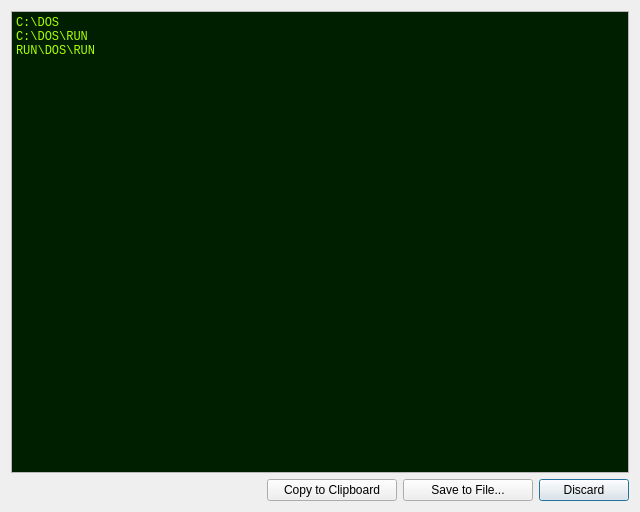
Qt form gui/LogViewDialog.ui (lordmulder/LameXP) before a commit.
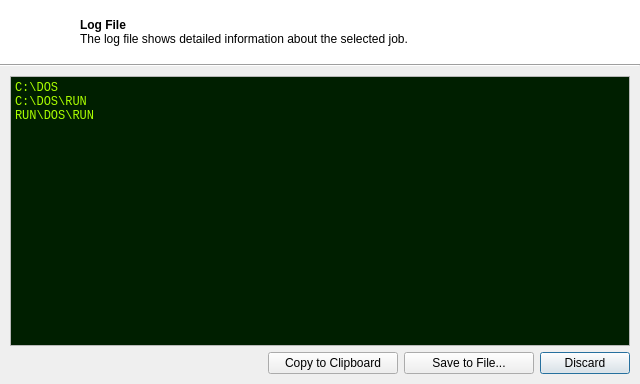
The same form after that commit. Icons and pictures are not drawn.

Commit message: Implement support for Job Objects + improve log view.

The edit to the form file:
```diff
--- a/gui/LogViewDialog.ui
+++ b/gui/LogViewDialog.ui
@@ -10,13 +10,13 @@
     <x>0</x>
     <y>0</y>
     <width>640</width>
-    <height>512</height>
+    <height>384</height>
    </rect>
   </property>
   <property name="minimumSize">
    <size>
     <width>640</width>
-    <height>512</height>
+    <height>384</height>
    </size>
   </property>
   <property name="windowTitle">
@@ -26,9 +26,191 @@
    <iconset resource="../res/Icons.qrc">
     <normaloff>:/icons/application_xp_terminal.png</normaloff>:/icons/application_xp_terminal.png</iconset>
   </property>
-  <layout class="QGridLayout" name="gridLayout_2">
-   <item row="0" column="0">
+  <layout class="QVBoxLayout" name="verticalLayout_2">
+   <property name="spacing">
+    <number>0</number>
+   </property>
+   <property name="margin">
+    <number>0</number>
+   </property>
+   <item>
+    <layout class="QVBoxLayout" name="baseLayout">
+     <property name="spacing">
+      <number>0</number>
+     </property>
+     <item>
+      <widget class="QFrame" name="headerFrame">
+       <property name="minimumSize">
+        <size>
+         <width>0</width>
+         <height>64</height>
+        </size>
+       </property>
+       <property name="maximumSize">
+        <size>
+         <width>16777215</width>
+         <height>64</height>
+        </size>
+       </property>
+       <property name="palette">
+        <palette>
+         <active>
+          <colorrole role="Base">
+           <brush brushstyle="SolidPattern">
+            <color alpha="255">
+             <red>255</red>
+             <green>255</green>
+             <blue>255</blue>
+            </color>
+           </brush>
+          </colorrole>
+          <colorrole role="Window">
+           <brush brushstyle="SolidPattern">
+            <color alpha="255">
+             <red>255</red>
+             <green>255</green>
+             <blue>255</blue>
+            </color>
+           </brush>
+          </colorrole>
+         </active>
+         <inactive>
+          <colorrole role="Base">
+           <brush brushstyle="SolidPattern">
+            <color alpha="255">
+             <red>255</red>
+             <green>255</green>
+             <blue>255</blue>
+            </color>
+           </brush>
+          </colorrole>
+          <colorrole role="Window">
+           <brush brushstyle="SolidPattern">
+            <color alpha="255">
+             <red>255</red>
+             <green>255</green>
+             <blue>255</blue>
+            </color>
+           </brush>
+          </colorrole>
+         </inactive>
+         <disabled>
+          <colorrole role="Base">
+           <brush brushstyle="SolidPattern">
+            <color alpha="255">
+             <red>255</red>
+             <green>255</green>
+             <blue>255</blue>
+            </color>
+           </brush>
+          </colorrole>
+          <colorrole role="Window">
+           <brush brushstyle="SolidPattern">
+            <color alpha="255">
+             <red>255</red>
+             <green>255</green>
+             <blue>255</blue>
+            </color>
+           </brush>
+          </colorrole>
+         </disabled>
+        </palette>
+       </property>
+       <property name="autoFillBackground">
+        <bool>true</bool>
+       </property>
+       <property name="frameShape">
+        <enum>QFrame::NoFrame</enum>
+       </property>
+       <layout class="QHBoxLayout" name="horizontalLayout_2">
+        <property name="margin">
+         <number>3</number>
+        </property>
+        <item>
+         <layout class="QHBoxLayout" name="horizontalLayout">
+          <item>
+           <widget class="QLabel" name="headerIcon">
+            <property name="minimumSize">
+             <size>
+              <width>56</width>
+              <height>56</height>
+             </size>
+            </property>
+            <property name="maximumSize">
+             <size>
+              <width>56</width>
+              <height>56</height>
+             </size>
+            </property>
+            <property name="text">
+             <string/>
+            </property>
+            <property name="pixmap">
+             <pixmap resource="../res/Images.qrc">:/images/HeaderIcon_LogFile.png</pixmap>
+            </property>
+            <property name="scaledContents">
+             <bool>true</bool>
+            </property>
+           </widget>
+          </item>
+          <item>
+           <spacer name="headerSpacer">
+            <property name="orientation">
+             <enum>Qt::Horizontal</enum>
+            </property>
+            <property name="sizeType">
+             <enum>QSizePolicy::Fixed</enum>
+            </property>
+            <property name="sizeHint" stdset="0">
+             <size>
+              <width>15</width>
+              <height>20</height>
+             </size>
+            </property>
+           </spacer>
+          </item>
+          <item>
+           <widget class="QLabel" name="headerText">
+            <property name="text">
+             <string>&lt;b&gt;Log File&lt;/b&gt;&lt;br&gt;The log file shows detailed information about the selected job.</string>
+            </property>
+           </widget>
+          </item>
+         </layout>
+        </item>
+       </layout>
+      </widget>
+     </item>
+     <item>
+      <widget class="QFrame" name="horizontalBar">
+       <property name="minimumSize">
+        <size>
+         <width>0</width>
+         <height>2</height>
+        </size>
+       </property>
+       <property name="maximumSize">
+        <size>
+         <width>16777215</width>
+         <height>2</height>
+        </size>
+       </property>
+       <property name="frameShape">
+        <enum>QFrame::HLine</enum>
+       </property>
+       <property name="frameShadow">
+        <enum>QFrame::Sunken</enum>
+       </property>
+      </widget>
+     </item>
+     <item>
     <layout class="QGridLayout" name="gridLayout">
+       <property name="margin">
+        <number>10</number>
+       </property>
+       <property name="spacing">
+        <number>6</number>
+       </property>
      <item row="0" column="0" colspan="4">
       <widget class="QPlainTextEdit" name="textEdit">
        <property name="palette">
@@ -178,6 +360,8 @@
     </layout>
    </item>
   </layout>
+   </item>
+  </layout>
  </widget>
  <resources>
   <include location="../res/Icons.qrc"/>
```
Left out of the diff: 2 changed lines with no effect on the pictures. Lines whose indentation alone changed are shown as unchanged. The commit also changes 13 other files.
